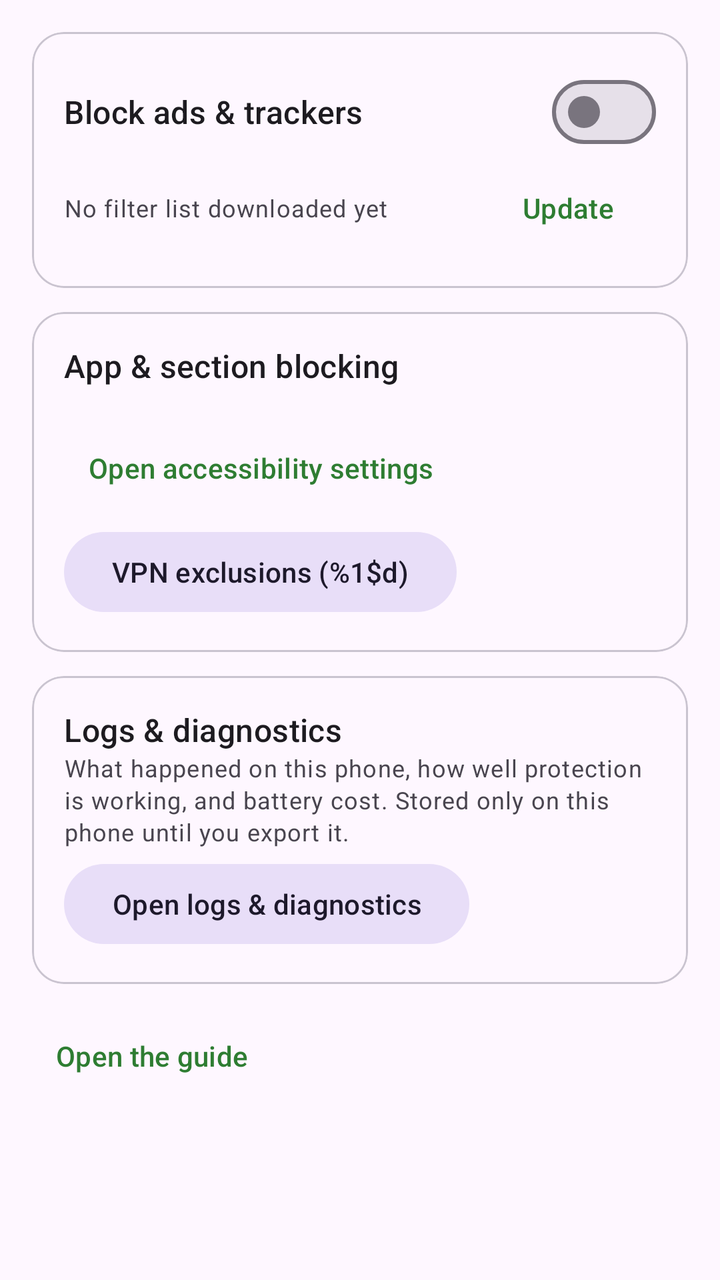
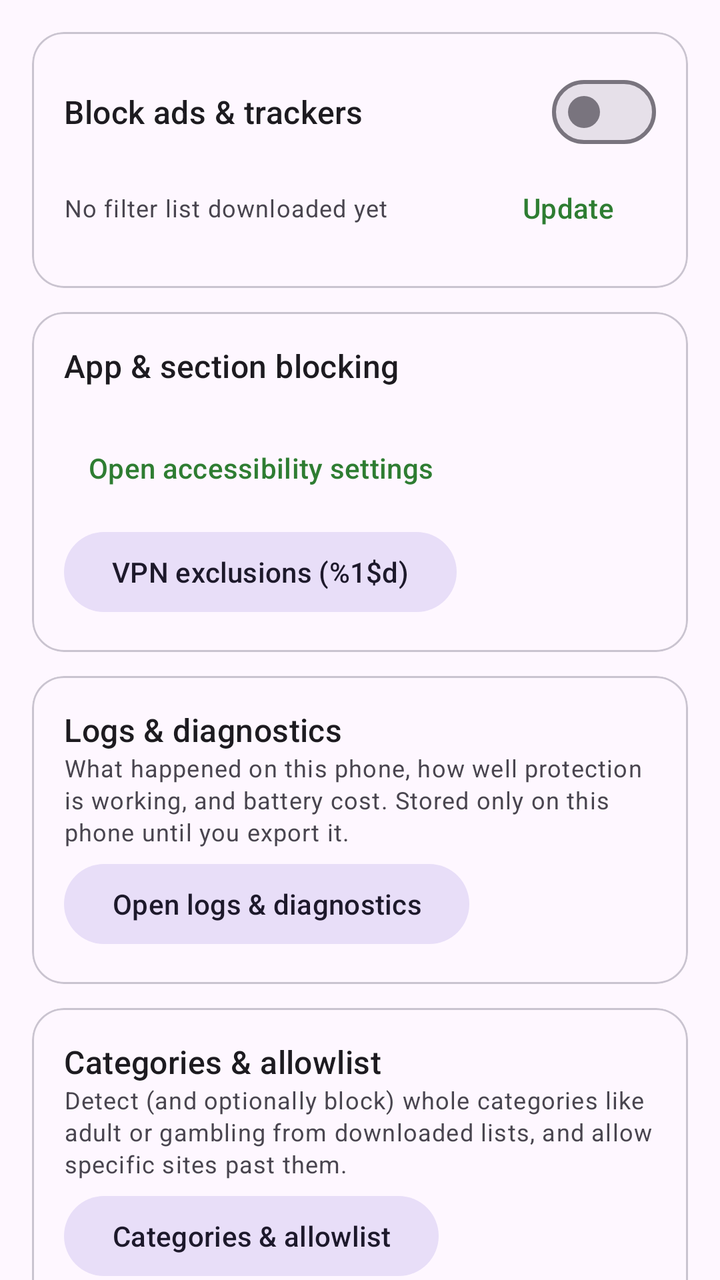

Screens rendered from an Android XML layout before and after an edit, with the pre-edit source and the edit as a unified diff.
<!-- AndroidManifest.xml: application theme Theme.FocusFence -->
<!-- res/layout/fragment_settings.xml -->
<?xml version="1.0" encoding="utf-8"?>
<androidx.core.widget.NestedScrollView
    xmlns:android="http://schemas.android.com/apk/res/android"
    xmlns:app="http://schemas.android.com/apk/res-auto"
    android:layout_width="match_parent"
    android:layout_height="match_parent"
    android:fillViewport="true">

    <LinearLayout
        android:layout_width="match_parent"
        android:layout_height="wrap_content"
        android:orientation="vertical"
        android:padding="16dp">

        <com.google.android.material.card.MaterialCardView
            android:layout_width="match_parent"
            android:layout_height="wrap_content"
            app:cardCornerRadius="16dp"
            app:contentPadding="16dp">

            <LinearLayout
                android:layout_width="match_parent"
                android:layout_height="wrap_content"
                android:orientation="vertical">

                <LinearLayout
                    android:layout_width="match_parent"
                    android:layout_height="wrap_content"
                    android:gravity="center_vertical"
                    android:orientation="horizontal">

                    <TextView
                        android:layout_width="0dp"
                        android:layout_height="wrap_content"
                        android:layout_weight="1"
                        android:text="@string/adblock_label"
                        android:textAppearance="?attr/textAppearanceTitleMedium" />

                    <com.google.android.material.materialswitch.MaterialSwitch
                        android:id="@+id/adSwitch"
                        android:layout_width="wrap_content"
                        android:layout_height="wrap_content" />
                </LinearLayout>

                <LinearLayout
                    android:layout_width="match_parent"
                    android:layout_height="wrap_content"
                    android:gravity="center_vertical"
                    android:orientation="horizontal">

                    <TextView
                        android:id="@+id/adStatusText"
                        android:layout_width="0dp"
                        android:layout_height="wrap_content"
                        android:layout_weight="1"
                        android:text="@string/adlist_none"
                        android:textAppearance="?attr/textAppearanceBodySmall"
                        android:textColor="?android:attr/textColorSecondary" />

                    <Button
                        android:id="@+id/adUpdateButton"
                        style="@style/Widget.Material3.Button.TextButton"
                        android:layout_width="wrap_content"
                        android:layout_height="wrap_content"
                        android:text="@string/adlist_update" />
                </LinearLayout>
            </LinearLayout>
        </com.google.android.material.card.MaterialCardView>

        <com.google.android.material.card.MaterialCardView
            android:layout_width="match_parent"
            android:layout_height="wrap_content"
            android:layout_marginTop="12dp"
            app:cardCornerRadius="16dp"
            app:contentPadding="16dp">

            <LinearLayout
                android:layout_width="match_parent"
                android:layout_height="wrap_content"
                android:orientation="vertical">

                <TextView
                    android:layout_width="wrap_content"
                    android:layout_height="wrap_content"
                    android:text="@string/section_service_label"
                    android:textAppearance="?attr/textAppearanceTitleMedium" />

                <TextView
                    android:id="@+id/accessibilityStatusText"
                    android:layout_width="match_parent"
                    android:layout_height="wrap_content"
                    android:textAppearance="?attr/textAppearanceBodySmall"
                    android:textColor="?android:attr/textColorSecondary" />

                <Button
                    android:id="@+id/accessibilityButton"
                    style="@style/Widget.Material3.Button.TextButton"
                    android:layout_width="wrap_content"
                    android:layout_height="wrap_content"
                    android:text="@string/settings_accessibility_button" />

                <Button
                    android:id="@+id/excludedAppsButton"
                    style="@style/Widget.Material3.Button.TonalButton"
                    android:layout_width="wrap_content"
                    android:layout_height="wrap_content"
                    android:layout_marginTop="4dp"
                    android:text="@string/excluded_apps_button" />
            </LinearLayout>
        </com.google.android.material.card.MaterialCardView>

        <com.google.android.material.card.MaterialCardView
            android:layout_width="match_parent"
            android:layout_height="wrap_content"
            android:layout_marginTop="12dp"
            app:cardCornerRadius="16dp"
            app:contentPadding="16dp">

            <LinearLayout
                android:layout_width="match_parent"
                android:layout_height="wrap_content"
                android:orientation="vertical">

                <TextView
                    android:layout_width="wrap_content"
                    android:layout_height="wrap_content"
                    android:text="@string/diag_title"
                    android:textAppearance="?attr/textAppearanceTitleMedium" />

                <TextView
                    android:layout_width="match_parent"
                    android:layout_height="wrap_content"
                    android:text="@string/diag_settings_summary"
                    android:textAppearance="?attr/textAppearanceBodySmall"
                    android:textColor="?android:attr/textColorSecondary" />

                <Button
                    android:id="@+id/diagnosticsButton"
                    style="@style/Widget.Material3.Button.TonalButton"
                    android:layout_width="wrap_content"
                    android:layout_height="wrap_content"
                    android:layout_marginTop="4dp"
                    android:text="@string/diag_open" />
            </LinearLayout>
        </com.google.android.material.card.MaterialCardView>

        <Button
            android:id="@+id/guideButton"
            style="@style/Widget.Material3.Button.TextButton"
            android:layout_width="wrap_content"
            android:layout_height="wrap_content"
            android:layout_marginTop="12dp"
            android:text="@string/settings_guide" />
    </LinearLayout>
</androidx.core.widget.NestedScrollView>
<!-- resources referenced by this layout -->
<resources>
  <string name="adblock_label">Block ads &amp; trackers</string>
  <string name="adlist_none">No filter list downloaded yet</string>
  <string name="adlist_update">Update</string>
  <string name="diag_open">Open logs &amp; diagnostics</string>
  <string name="diag_settings_summary">What happened on this phone, how well protection is working, and battery cost. Stored only on this phone until you export it.</string>
  <string name="diag_title">Logs &amp; diagnostics</string>
  <string name="excluded_apps_button">VPN exclusions (%1$d)</string>
  <string name="section_service_label">App &amp; section blocking</string>
  <string name="settings_accessibility_button">Open accessibility settings</string>
  <string name="settings_guide">Open the guide</string>
  <style name="Theme.FocusFence" parent="Theme.Material3.DayNight.NoActionBar">
          <item name="colorPrimary">@color/brand_primary</item>
      </style>
  <color name="brand_primary">#2E7D32</color>
</resources>

<!-- the commit's change to res/layout/fragment_settings.xml (unified diff, before → after) -->
@@ -144,6 +144,41 @@
             </LinearLayout>
         </com.google.android.material.card.MaterialCardView>
 
+        <com.google.android.material.card.MaterialCardView
+            android:layout_width="match_parent"
+            android:layout_height="wrap_content"
+            android:layout_marginTop="12dp"
+            app:cardCornerRadius="16dp"
+            app:contentPadding="16dp">
+
+            <LinearLayout
+                android:layout_width="match_parent"
+                android:layout_height="wrap_content"
+                android:orientation="vertical">
+
+                <TextView
+                    android:layout_width="wrap_content"
+                    android:layout_height="wrap_content"
+                    android:text="@string/categories_title"
+                    android:textAppearance="?attr/textAppearanceTitleMedium" />
+
+                <TextView
+                    android:layout_width="match_parent"
+                    android:layout_height="wrap_content"
+                    android:text="@string/categories_settings_summary"
+                    android:textAppearance="?attr/textAppearanceBodySmall"
+                    android:textColor="?android:attr/textColorSecondary" />
+
+                <Button
+                    android:id="@+id/categoriesButton"
+                    style="@style/Widget.Material3.Button.TonalButton"
+                    android:layout_width="wrap_content"
+                    android:layout_height="wrap_content"
+                    android:layout_marginTop="4dp"
+                    android:text="@string/categories_open" />
+            </LinearLayout>
+        </com.google.android.material.card.MaterialCardView>
+
         <Button
             android:id="@+id/guideButton"
             style="@style/Widget.Material3.Button.TextButton"
<!-- resource entries referenced after the edit -->
@@ -3,6 +3,9 @@
   <string name="adblock_label">Block ads &amp; trackers</string>
   <string name="adlist_none">No filter list downloaded yet</string>
   <string name="adlist_update">Update</string>
+  <string name="categories_open">Categories &amp; allowlist</string>
+  <string name="categories_settings_summary">Detect (and optionally block) whole categories like adult or gambling from downloaded lists, and allow specific sites past them.</string>
+  <string name="categories_title">Categories &amp; allowlist</string>
   <string name="diag_open">Open logs &amp; diagnostics</string>
   <string name="diag_settings_summary">What happened on this phone, how well protection is working, and battery cost. Stored only on this phone until you export it.</string>
   <string name="diag_title">Logs &amp; diagnostics</string>
